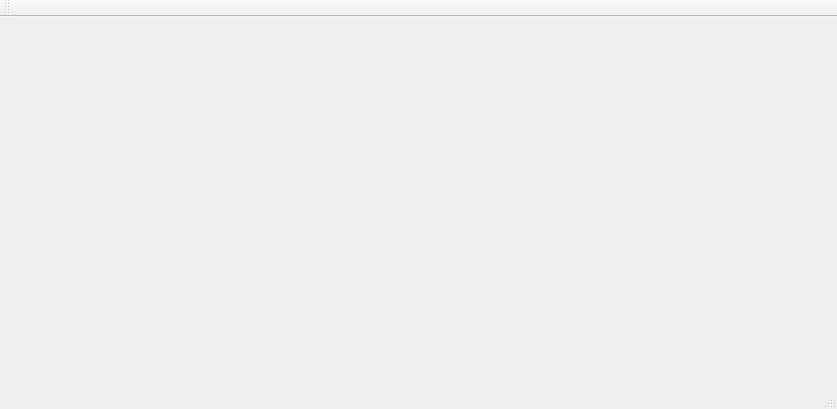
First picture: the form in mirror_viewfinder/mainwindow.ui, repository saibi/cam_gst_qt, before the edit.
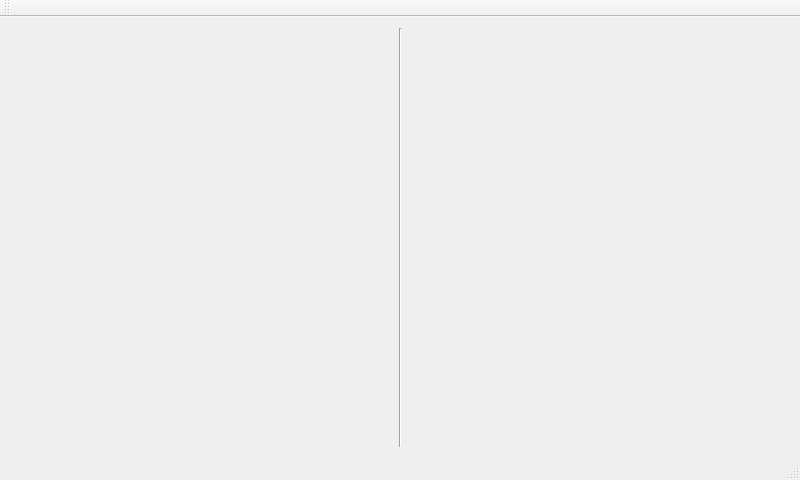
Second picture: the form after the edit.

Commit message: rk3399 abstractvideosurface cameraviewfindersettings

```diff
--- a/mirror_viewfinder/mainwindow.ui
+++ b/mirror_viewfinder/mainwindow.ui
@@ -6,40 +6,37 @@
    <rect>
     <x>0</x>
     <y>0</y>
-    <width>837</width>
-    <height>409</height>
+    <width>800</width>
+    <height>480</height>
    </rect>
   </property>
   <property name="windowTitle">
    <string>MainWindow</string>
   </property>
   <widget class="QWidget" name="centralWidget">
+   <layout class="QHBoxLayout" name="horizontalLayout">
+    <item>
    <widget class="QLabel" name="label1">
-    <property name="geometry">
-     <rect>
-      <x>80</x>
-      <y>60</y>
-      <width>301</width>
-      <height>261</height>
-     </rect>
-    </property>
     <property name="text">
      <string/>
     </property>
    </widget>
+    </item>
+    <item>
+     <widget class="Line" name="line">
+      <property name="orientation">
+       <enum>Qt::Vertical</enum>
+      </property>
+     </widget>
+    </item>
+    <item>
    <widget class="QLabel" name="label2">
-    <property name="geometry">
-     <rect>
-      <x>470</x>
-      <y>40</y>
-      <width>301</width>
-      <height>261</height>
-     </rect>
-    </property>
     <property name="text">
      <string/>
     </property>
    </widget>
+    </item>
+   </layout>
   </widget>
   <widget class="QMenuBar" name="menuBar">
    <property name="geometry">
```
Left out of the diff: 2 changed lines with no effect on the pictures. Lines whose indentation alone changed are shown as unchanged. The commit also changes 1 other file.
